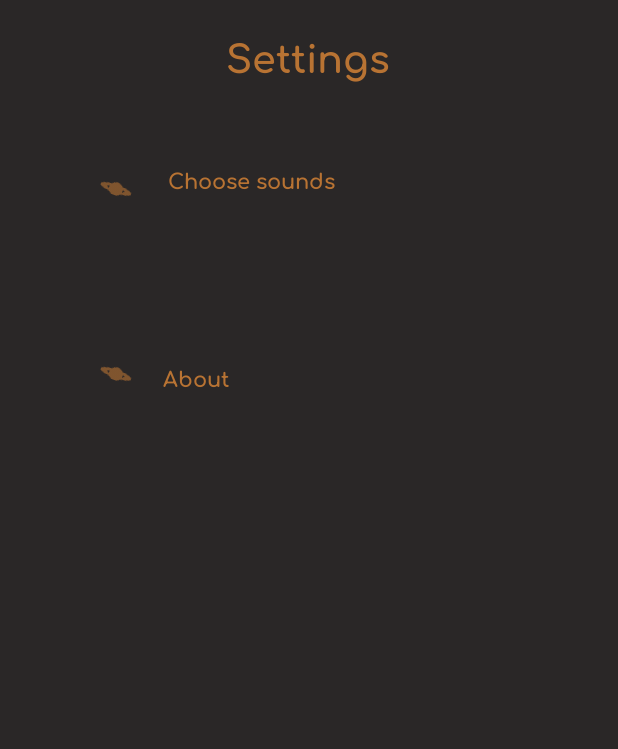
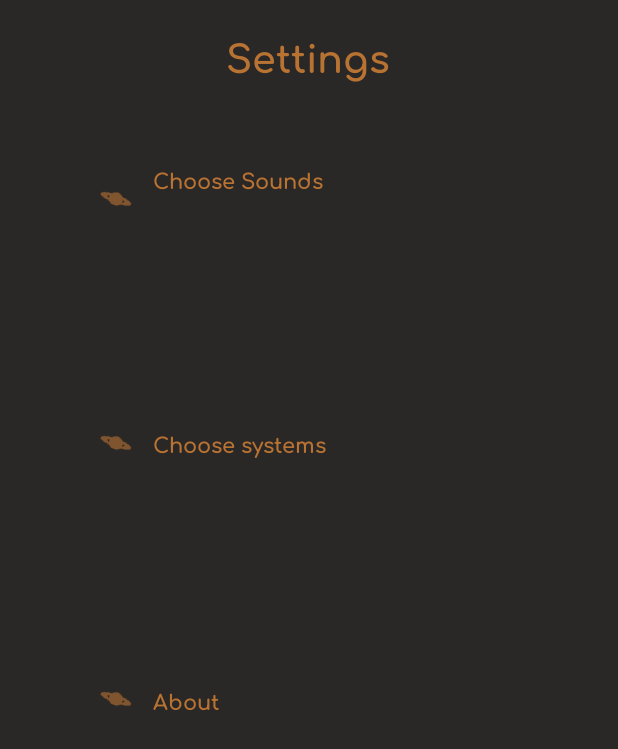
Before and after one commit to Khongchai/astrum-backup-2, an Android app: the screen it shows after launch (Settings), after a tap on "Settings", on a phone screen of 412 x 824 dp. Shown: the top 749 px of the screen. Run offline under Robolectric (Android 15) with nearby library versions, the phone set to English and light mode, and no system bars.

Commit message:
26/03/2020

```diff
--- a/app/src/main/java/com/example/astrum/ChooseSoundsMenu.java
+++ b/app/src/main/java/com/example/astrum/ChooseSoundsMenu.java
@@ -62,7 +62,7 @@ public class ChooseSoundsMenu extends AppCompatActivity
                     UpdateVal = Integer.parseInt(EnteredVal.getText().toString());
                     for (int i = 0; i < planetsamount; i++)
                     {
-                        if ((UpdateVal - 1) < 0 || (UpdateVal - 1) >= planetsamount - 1 ){
+                        if ((UpdateVal - 1) < 0 || (UpdateVal - 1) > planetsamount - 1 ){
 
                             final Toast toast = Toast.makeText(getApplicationContext(), "Value should be between 1-5", Toast.LENGTH_SHORT);
                             toast.show();
@@ -77,9 +77,8 @@ public class ChooseSoundsMenu extends AppCompatActivity
                 }
                 catch (NullPointerException | NumberFormatException e)
                 {
-                    final Toast toast = Toast.makeText(getApplicationContext(),"Please enter a value" ,Toast.LENGTH_SHORT);
+                    final Toast toast = Toast.makeText(getApplicationContext(),"Please enter a value between 1 - 5" ,Toast.LENGTH_SHORT);
                     toast.show();
-                    new ToastCancel(toast);
                     Handler handler = new Handler();
                     handler.postDelayed(new ToastCancel(toast), 2000);
                 }
--- a/app/src/main/java/com/example/astrum/MainActivity.java
+++ b/app/src/main/java/com/example/astrum/MainActivity.java
@@ -46,9 +46,6 @@ public class MainActivity extends AppCompatActivity {
     private ImageButton SettingsButton;
     private Button OrbitButton;
 
-    //create objects for playing sounds of everything
-   // static MediaPlayer PlanetsMP[] = new MediaPlayer[planetsamount];
-
     //create volume control
     private SeekBar VolumeSeekbar;
     private AudioManager audioManager;
@@ -69,12 +66,18 @@ public class MainActivity extends AppCompatActivity {
     static float[] VolForMixerOnCreate = new float[planetsamount];
     VideoView[] planetsvid = new VideoView[planetsamount];
 
+    int SysNum;
+
 
     @Override
     protected void onCreate(Bundle savedInstanceState)
     {
         super.onCreate(savedInstanceState);
         setContentView(R.layout.activity_main);
+
+        ChooseSystems chooseSystems = new ChooseSystems();
+        SysNum = chooseSystems.getSystemVal();
+
 
         //request for fragment transaction, need supports because this one is not extending Fragment.
         FragmentTransaction fragmenttransaction = getSupportFragmentManager().beginTransaction();
@@ -105,17 +108,13 @@ public class MainActivity extends AppCompatActivity {
         //set all planets players to null and checknull value to false
         for (int i = 0; i < planetsamount; i++)
         {
-            //PlanetsMP[i] = null;
             CheckReady[i] = 0;
         }
 
-        //Declare Orbit button
         OrbitButton = findViewById(R.id.OrbitButton);
 
         //initiate master volume slider
         initControls();
-
-
         //start animation for orbit
         OrbitButton.setOnClickListener(new View.OnClickListener() {
             private int radiuschange = 0;
@@ -128,6 +127,7 @@ public class MainActivity extends AppCompatActivity {
                 //which audio sounds get played should be decided here.
                 if (check)
                 {
+                    //In functions below, use SystemSound value to decide which sound to play.
                     PlayMercury();
                     PlayVenus();
                     PlayEarth();
@@ -157,26 +157,6 @@ public class MainActivity extends AppCompatActivity {
                         {
                             audioUnit[i].PlayAudio();
                         }
-                        /*
-                        if (CheckReady[i] == 1 && PlanetsMP[i] != null)
-                        {
-                            try
-                            {
-                                PlanetsMP[i].setOnPreparedListener(new MediaPlayer.OnPreparedListener()
-                                {
-                                    @Override
-                                    public void onPrepared(MediaPlayer mp)
-                                    {
-                                        mp.start();
-                                    }
-                                });
-
-                            } catch (NullPointerException ex) {
-                                ex.printStackTrace();
-                            }
-                        }
-
-                         */
                     }
                     check = false;
                 } else {
@@ -196,8 +176,6 @@ public class MainActivity extends AppCompatActivity {
                     for (int i = 0; i < planetsamount; i++)
                     {
                         PlanetAnimation(planetButtons[i], check, i, radiuschange, extraheight);
-                        //AnimationThread animthread = new AnimationThread(planetButtons[i], check, i, radiuschange, extraheight);
-                        //nimthread.start();
                     }
 
                     check = true;
@@ -356,13 +334,6 @@ public class MainActivity extends AppCompatActivity {
                 PlanetAnim.setInterpolator(new LinearInterpolator());
                 PlanetAnim.setRepeatCount(Animation.INFINITE);
                 planet.startAnimation(PlanetAnim);
-
-                /*
-                Runnablecheckdur[i] = new RunCheckDur(PlanetDur);
-                Runnablecheckdur[i].checkrun = true;
-                threadcheckdur[i] = new Thread(Runnablecheckdur[i]);
-                threadcheckdur[i].start();
-                 */
             }
 
         }
@@ -370,7 +341,6 @@ public class MainActivity extends AppCompatActivity {
             {
             try
             {
-               // Runnablecheckdur[i].checkrun = false;
                 planet.clearAnimation();
             }
             catch (NullPointerException e)
--- a/app/src/main/java/com/example/astrum/Settings.java
+++ b/app/src/main/java/com/example/astrum/Settings.java
@@ -21,6 +21,9 @@ public class Settings extends AppCompatActivity
     //make them open about page
     private ImageButton About;
     private TextView AboutText;
+
+    private ImageButton ChooseSystems;
+    private TextView ChooseSysText;
 
     @Override
     protected void onCreate(Bundle savedInstanceState)
@@ -46,10 +49,29 @@ public class Settings extends AppCompatActivity
                 ChooseSounds.performClick();
             }
         });
+        //open ChooseSyspage----------------------------------------------------------------------
+        ChooseSystems = findViewById(R.id.ChooseSystemicon);
+        ChooseSysText = findViewById(R.id.ChooseSystemText);
 
-        //open about page pls---------------------------------------------------------------------------
-        About = findViewById(R.id.chooseSounds2);
-        AboutText = findViewById(R.id.About);
+        ChooseSysText.setOnClickListener(new View.OnClickListener()
+        {
+            @Override
+            public void onClick(View v)
+            {
+                openChooseSysPage();
+            }
+        });
+
+        ChooseSystems.setOnClickListener(new View.OnClickListener() {
+            @Override
+            public void onClick(View v) {
+                ChooseSysText.performClick();
+            }
+        });
+
+        //open about pls---------------------------------------------------------------------------
+        About = findViewById(R.id.About);
+        AboutText = findViewById(R.id.AboutText);
 
         About.setOnClickListener(new View.OnClickListener()
         {
@@ -74,13 +96,16 @@ public class Settings extends AppCompatActivity
 
     public void openChooseSounds()
     {
-        Intent intent = new Intent(this, ChooseSoundsMenu.class);
-        startActivity(intent);
+        startActivity(new Intent(this, ChooseSoundsMenu.class));
     }
     public void openAboutPage()
     {
-        Intent intent = new Intent(this, About.class);
-        startActivity(intent);
+        startActivity(new Intent(this, About.class));
+    }
+
+    public void openChooseSysPage()
+    {
+        startActivity(new Intent(this, ChooseSystems.class));
     }
 
 }
--- a/app/src/main/res/layout/activity_choose_sounds_menu.xml
+++ b/app/src/main/res/layout/activity_choose_sounds_menu.xml
@@ -180,10 +180,10 @@
         android:id="@+id/Explaination"
         android:layout_width="wrap_content"
         android:layout_height="wrap_content"
-        android:layout_marginTop="404dp"
+        android:layout_marginTop="300dp"
         android:layout_marginEnd="20dp"
         android:fontFamily="@font/comfortaa_bold"
-        android:text="Or choose individual sound from dropdown menu"
+        android:text="You can either set all sounds at once or choose\n         individually from the dropdown menu"
         android:textColor="@color/copper"
         app:layout_constraintEnd_toEndOf="parent"
         app:layout_constraintTop_toBottomOf="@+id/commitButton" />
--- a/app/src/main/res/layout/activity_settings.xml
+++ b/app/src/main/res/layout/activity_settings.xml
@@ -37,7 +37,7 @@
         app:layout_constraintBottom_toBottomOf="parent"
         app:layout_constraintStart_toStartOf="parent"
         app:layout_constraintTop_toTopOf="parent"
-        app:layout_constraintVertical_bias="0.13"
+        app:layout_constraintVertical_bias="0.139"
         app:srcCompat="@drawable/saturnclipart" />
 
     <TextView
@@ -46,40 +46,75 @@
         android:layout_height="wrap_content"
         android:layout_marginTop="108dp"
         android:fontFamily="@font/comfortaa_bold"
-        android:text="Choose sounds"
+        android:text="Choose Sounds"
         android:textColor="@color/copper"
+        app:layout_constraintBottom_toTopOf="@+id/About"
         app:layout_constraintEnd_toEndOf="parent"
-        app:layout_constraintHorizontal_bias="1.0"
+        app:layout_constraintHorizontal_bias="0.0"
         app:layout_constraintStart_toEndOf="@+id/ChooseSounds"
-        app:layout_constraintTop_toTopOf="parent" />
+        app:layout_constraintTop_toTopOf="parent"
+        app:layout_constraintVertical_bias="0.0" />
+
+    <TextView
+        android:id="@+id/AboutText"
+        android:layout_width="300dp"
+        android:layout_height="wrap_content"
+        android:fontFamily="@font/comfortaa_bold"
+        android:text="About"
+        android:textColor="@color/copper"
+        app:layout_constraintBottom_toBottomOf="parent"
+        app:layout_constraintEnd_toEndOf="parent"
+        app:layout_constraintHorizontal_bias="0.0"
+        app:layout_constraintStart_toEndOf="@+id/About"
+        app:layout_constraintTop_toTopOf="parent"
+        app:layout_constraintVertical_bias="0.568" />
 
     <ImageButton
-        android:id="@+id/chooseSounds2"
+        android:id="@+id/About"
         android:layout_width="50dp"
         android:layout_height="50dp"
         android:layout_alignParentStart="true"
         android:layout_alignParentLeft="true"
         android:layout_alignParentTop="true"
-        android:layout_marginStart="52dp"
-        android:layout_marginTop="224dp"
         android:background="@android:color/transparent"
         android:rotation="20"
         android:tint="@color/copper"
+        app:layout_constraintBottom_toBottomOf="parent"
+        app:layout_constraintEnd_toEndOf="parent"
+        app:layout_constraintHorizontal_bias="0.144"
         app:layout_constraintStart_toStartOf="parent"
         app:layout_constraintTop_toTopOf="parent"
+        app:layout_constraintVertical_bias="0.569"
         app:srcCompat="@drawable/saturnclipart" />
 
     <TextView
-        android:id="@+id/About"
+        android:id="@+id/ChooseSystemText"
         android:layout_width="300dp"
         android:layout_height="wrap_content"
         android:fontFamily="@font/comfortaa_bold"
-        android:layout_marginTop="240dp"
-        android:text="About"
+        android:text="Choose systems"
         android:textColor="@color/copper"
+        app:layout_constraintBottom_toBottomOf="parent"
+        app:layout_constraintStart_toEndOf="@+id/ChooseSystemicon"
+        app:layout_constraintTop_toTopOf="parent"
+        app:layout_constraintVertical_bias="0.354" />
+
+    <ImageButton
+        android:id="@+id/ChooseSystemicon"
+        android:layout_width="50dp"
+        android:layout_height="50dp"
+        android:layout_alignParentStart="true"
+        android:layout_alignParentLeft="true"
+        android:layout_alignParentTop="true"
+        android:background="@android:color/transparent"
+        android:rotation="20"
+        android:tint="@color/copper"
+        app:layout_constraintBottom_toBottomOf="parent"
         app:layout_constraintEnd_toEndOf="parent"
-        app:layout_constraintHorizontal_bias="0.666"
-        app:layout_constraintStart_toEndOf="@+id/ChooseSounds"
-        app:layout_constraintTop_toTopOf="parent" />
+        app:layout_constraintHorizontal_bias="0.144"
+        app:layout_constraintStart_toStartOf="parent"
+        app:layout_constraintTop_toTopOf="parent"
+        app:layout_constraintVertical_bias="0.349"
+        app:srcCompat="@drawable/saturnclipart" />
 
 </androidx.constraintlayout.widget.ConstraintLayout>
```
Also changed, not shown: app/src/main/AndroidManifest.xml (+4 -3 lines), app/src/main/java/com/example/astrum/ChooseSystems.java (added, +82 -0 lines), app/src/main/res/layout/activity_choose_systems.xml (added, +56 -0 lines).
